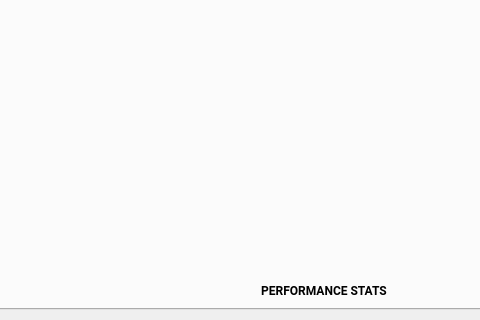
Qt form android/android-emu/android/skin/qt/extended-pages/settings-page.ui (aosp-mirror/platform_external_qemu) before a commit; both pictures show x 142 to 622 and y 260 to 580 of the 622 by 580 pixel window.
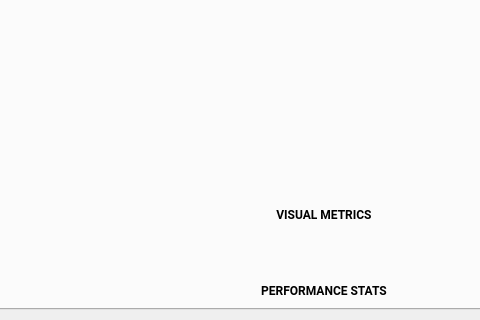
The same form after that commit. The open tabs and pages were chosen to show the change. Icons and pictures are not drawn. Custom widgets are drawn as their Qt base class.

Commit message: [Visual Metrics Page]

What changed in the file:
```diff
--- a/android/android-emu/android/skin/qt/extended-pages/settings-page.ui
+++ b/android/android-emu/android/skin/qt/extended-pages/settings-page.ui
@@ -1315,6 +1315,35 @@
       <bool>false</bool>
      </property>
     </widget>
+    <widget class="RaisedMaterialButton" name="visualMetricsButton">
+     <property name="geometry">
+      <rect>
+       <x>324</x>
+       <y>410</y>
+       <width>280</width>
+       <height>36</height>
+      </rect>
+     </property>
+     <property name="font">
+      <font>
+       <family>Roboto</family>
+       <weight>75</weight>
+       <bold>true</bold>
+      </font>
+     </property>
+     <property name="text">
+      <string>VISUAL METRICS</string>
+     </property>
+     <property name="flat">
+      <bool>true</bool>
+     </property>
+     <property name="ColorGroup" stdset="0">
+      <string>Button</string>
+     </property>
+     <property name="report_metrics" stdset="0">
+      <bool>false</bool>
+     </property>
+    </widget>
    </widget>
   </widget>
  </widget>
```
Left out of the diff: 2 changed lines with no effect on the pictures. The commit also changes 10 other files.
